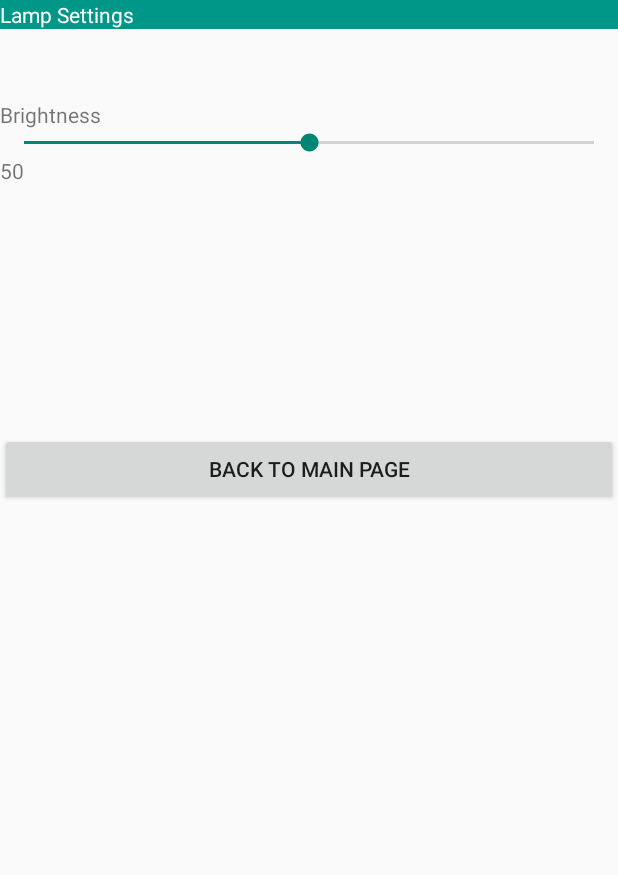
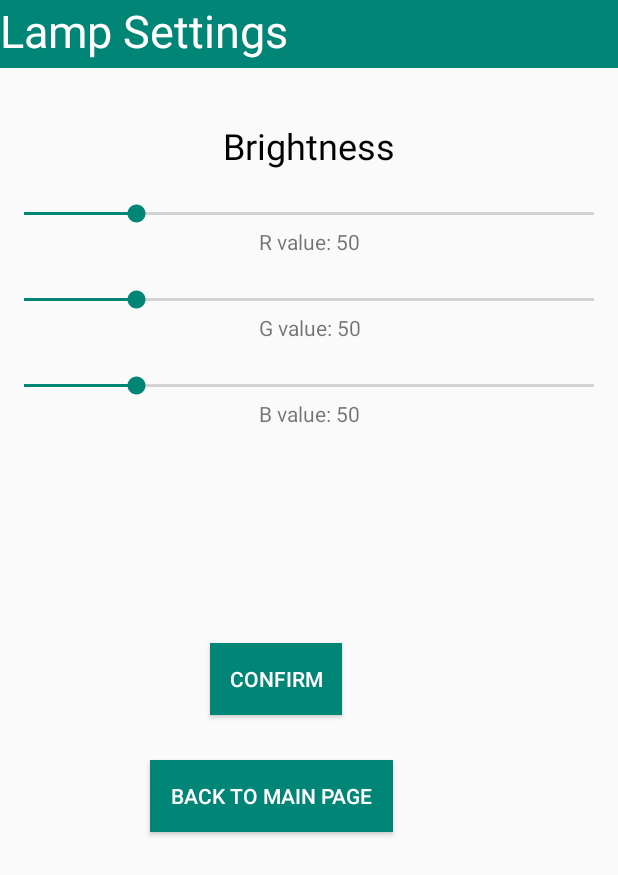
Before and after one commit to Jiazheng411/NotificationBlocker, an Android app: the LampSettings screen opened directly, with no data from a screen before it, on a phone screen of 412 x 824 dp. Shown: the top 875 px of the screen. Run offline under Robolectric (Android 15) with nearby library versions, the phone set to English and light mode, and no system bars.

Commit message:
Change on UI (Lamp+Time)

```diff
--- a/app/src/main/java/com/example/notificationlistener3/LampSettings.java
+++ b/app/src/main/java/com/example/notificationlistener3/LampSettings.java
@@ -16,15 +16,31 @@ import android.widget.TextView;
 
 public class LampSettings extends AppCompatActivity {
     Button lampback;
-    SeekBar brightness;
-    TextView brightnessValue;
+    Button confirm;
+    SeekBar brightnessR;
+    SeekBar brightnessG;
+    SeekBar brightnessB;
+    TextView brightnessRValue;
+    TextView brightnessGValue;
+    TextView brightnesBValue;
+    String SetRBright;
+    String SetGBright;
+    String SetBBright;
+    SharedPreferences lSharedPreferences;
+
     @Override
     protected void onCreate(@Nullable Bundle savedInstanceState) {
         super.onCreate(savedInstanceState);
         setContentView(R.layout.lamp_settings);
         lampback = findViewById(R.id.lampBack);
-        brightness = findViewById(R.id.brightness);
-        brightnessValue = findViewById(R.id.brightnessValue);
+        brightnessR = findViewById(R.id.brightnessR);
+        brightnessRValue = findViewById(R.id.brightnessRValue);
+        brightnessB = findViewById(R.id.brightnessB);
+        brightnesBValue = findViewById(R.id.brightnessBvalue);
+        brightnessG = findViewById(R.id.brightnessG);
+        brightnessGValue = findViewById(R.id.brightnessGValue);
+        confirm = findViewById(R.id.confirm);
+
 
         lampback.setOnClickListener(new View.OnClickListener() {
             @Override
@@ -33,10 +49,51 @@ public class LampSettings extends AppCompatActivity {
                 startActivity(intent);
             }
         });
-        brightness.setOnSeekBarChangeListener(new SeekBar.OnSeekBarChangeListener() {
+        confirm.setOnClickListener(new View.OnClickListener() {
+            @Override
+            public void onClick(View view) {
+                //sent value;
+            }
+        });
+        brightnessR.setOnSeekBarChangeListener(new SeekBar.OnSeekBarChangeListener() {
             @Override
             public void onProgressChanged(SeekBar seekBar, int i, boolean b) {
-                brightnessValue.setText(String.valueOf(i));
+                brightnessRValue.setText("R value: " + String.valueOf(i));
+                SetRBright = String.valueOf(i);
+            }
+
+            @Override
+            public void onStartTrackingTouch(SeekBar seekBar) {
+
+            }
+
+            @Override
+            public void onStopTrackingTouch(SeekBar seekBar) {
+
+            }
+        });
+        brightnessG.setOnSeekBarChangeListener(new SeekBar.OnSeekBarChangeListener() {
+            @Override
+            public void onProgressChanged(SeekBar seekBar, int i, boolean b) {
+                brightnessGValue.setText("G value: " + String.valueOf(i));
+                SetGBright = String.valueOf(i);
+            }
+
+            @Override
+            public void onStartTrackingTouch(SeekBar seekBar) {
+
+            }
+
+            @Override
+            public void onStopTrackingTouch(SeekBar seekBar) {
+
+            }
+        });
+        brightnessB.setOnSeekBarChangeListener(new SeekBar.OnSeekBarChangeListener() {
+            @Override
+            public void onProgressChanged(SeekBar seekBar, int i, boolean b) {
+                brightnesBValue.setText("B value: " + String.valueOf(i));
+                SetBBright = String.valueOf(i);
             }
 
             @Override
@@ -50,5 +107,11 @@ public class LampSettings extends AppCompatActivity {
             }
         });
 
+        lSharedPreferences = getSharedPreferences("lampSettings",MODE_PRIVATE);
+        SharedPreferences.Editor editor = lSharedPreferences.edit();
+        editor.putString("LAMP_R_BRIGTNESS",SetRBright).apply();
+        editor.putString("LAMP_G_BRIGTNESS",SetGBright).apply();
+        editor.putString("LAMP_B_BRIGHTNESS",SetBBright).apply();
+
     }
 }
--- a/app/src/main/java/com/example/notificationlistener3/Util_String.java
+++ b/app/src/main/java/com/example/notificationlistener3/Util_String.java
@@ -5,6 +5,8 @@ class Util_String {
     static final String APPS_RECEIVING_NOTIFICATION = "apps_receiving_notification";
     static final String RESTING_TIME = "resting time";
     static final String FOCUS_TIME = "focus time";
-    static final String LAMP_BRIGHTNESS = "lamp brightness";
+    static final String LAMP_R_BRIGHTNESS = "lamp r brightness";
+    static final String LAMP_G_BRIGHTNESS = "lamp g brightness";
+    static final String LAMP_B_BRIGHTNESS = "lamp b brightness";
 
 }
--- a/app/src/main/res/layout/lamp_settings.xml
+++ b/app/src/main/res/layout/lamp_settings.xml
@@ -6,41 +6,104 @@
     <TextView
         android:id="@+id/textview"
         android:layout_width="match_parent"
-        android:layout_height="wrap_content"
-        android:background="#009688"
-        android:text="Lamp Settings"
-        android:textColor="@android:color/background_light" />
+        android:layout_height="45dp"
+        android:background="@color/colorPrimary"
+        android:text="@string/textview"
+        android:textColor="@android:color/background_light"
+        android:textSize="30sp" />
 
     <Space
         android:layout_width="match_parent"
-        android:layout_height="47dp" />
+        android:layout_height="35dp" />
 
     <TextView
         android:id="@+id/textView2"
         android:layout_width="match_parent"
         android:layout_height="wrap_content"
-        android:text="Brightness" />
+        android:background="#00FFFFFF"
+        android:text="@string/textview2"
+        android:textColor="@android:color/background_dark"
+        android:textSize="24sp"
+        android:gravity="center"/>
+
+    <Space
+        android:layout_width="match_parent"
+        android:layout_height="20dp" />
 
     <SeekBar
-        android:id="@+id/brightness"
+        android:id="@+id/brightnessR"
         android:layout_width="match_parent"
         android:layout_height="wrap_content"
-        android:max="100"
+        android:max="255"
         android:progress="50"/>
 
     <TextView
-        android:id="@+id/brightnessValue"
+        android:id="@+id/brightnessRValue"
         android:layout_width="match_parent"
         android:layout_height="wrap_content"
-        android:text="50" />
+        android:text="@string/brightnessRValue"
+        android:gravity="center"/>
 
     <Space
         android:layout_width="match_parent"
-        android:layout_height="165dp" />
+        android:layout_height="20dp" />
+
+    <SeekBar
+        android:id="@+id/brightnessG"
+        android:layout_width="match_parent"
+        android:layout_height="wrap_content"
+        android:max="255"
+        android:progress="50" />
+
+    <TextView
+        android:id="@+id/brightnessGValue"
+        android:layout_width="match_parent"
+        android:layout_height="wrap_content"
+        android:text="@string/brightnessGValue"
+        android:gravity="center" />
+
+    <Space
+        android:layout_width="match_parent"
+        android:layout_height="20dp" />
+
+    <SeekBar
+        android:id="@+id/brightnessB"
+        android:layout_width="match_parent"
+        android:layout_height="wrap_content"
+        android:max="255"
+        android:progress="50"/>
+
+    <TextView
+        android:id="@+id/brightnessBvalue"
+        android:layout_width="match_parent"
+        android:layout_height="wrap_content"
+        android:text="@string/brightnessBvalue"
+        android:gravity="center"/>
+
+    <Space
+        android:layout_width="match_parent"
+        android:layout_height="143dp" />
+
+    <Button
+        android:id="@+id/confirm"
+        android:layout_width="wrap_content"
+        android:layout_height="wrap_content"
+        android:background="@color/colorPrimary"
+        android:text="@string/confirm"
+        android:textColor="@android:color/background_light"
+        android:translationX="140dp" />
+
+    <Space
+        android:layout_width="match_parent"
+        android:layout_height="30dp" />
 
     <Button
         android:id="@+id/lampBack"
-        android:layout_width="match_parent"
+        android:layout_width="162dp"
         android:layout_height="wrap_content"
-        android:text="Back to main page" />
+        android:background="@color/colorPrimary"
+        android:text="@string/lampBack"
+        android:textColor="@android:color/background_light"
+        android:translationX="100dp" />
+
 </LinearLayout>
--- a/app/src/main/res/values/colors.xml
+++ b/app/src/main/res/values/colors.xml
@@ -6,4 +6,9 @@
     <color name="blue_main">#98CFFF</color>
     <color name="yellow_focus">#FFDB79</color>
     <color name="green_free">#90D373</color>
+    <color name="pink_setting">#FFE4E1</color>
+    <color name="LightSkyBlue">#87CEFA</color>
+    <color name="Gray_back">#D3D3D3</color>
+    <color name="R">#F44336</color>
+
 </resources>
--- a/app/src/main/res/values/strings.xml
+++ b/app/src/main/res/values/strings.xml
@@ -7,4 +7,22 @@
     <string name="rest_image_desc">Rest Page Image</string>
     <string name="notification_receive">Receive Notification From These Apps</string>
     <string name="app_icon_desc">App Icon</string>
+    <string name="textview">Lamp Settings</string>
+    <string name="textview2">Brightness</string>
+    <string name="brightnessRValue">R value: 50</string>
+    <string name="brightnessGValue">G value: 50</string>
+    <string name="brightnessBvalue">B value: 50</string>
+    <string name="lampBack">Back to main page</string>
+    <string name="confirm">Confirm</string>
+    <string name="timeSetting">Time Settings</string>
+    <string name="textview3">Study Time (min)</string>
+    <string name="studyTimeValue">60</string>
+    <string name="textview5">Rest Time (min)</string>
+    <string name="resttimeValue">15</string>
+    <string name="timeBack">Back To main page</string>
+    <string name="settingss">Settings</string>
+    <string name="lampSetting">Lamp Settings</string>
+    <string name="timeSettings">Time Settings</string>
+    <string name="onNotificationSetting">Notification Settings</string>
+
 </resources>
```
Also changed, not shown: app/src/main/java/com/example/notificationlistener3/MainActivity.java (+17 -4 lines), app/src/main/java/com/example/notificationlistener3/TimeSettings.java (+12 -0 lines), app/src/main/res/layout/settings.xml (+20 -10 lines), app/src/main/res/layout/time_settings.xml (+24 -10 lines).
